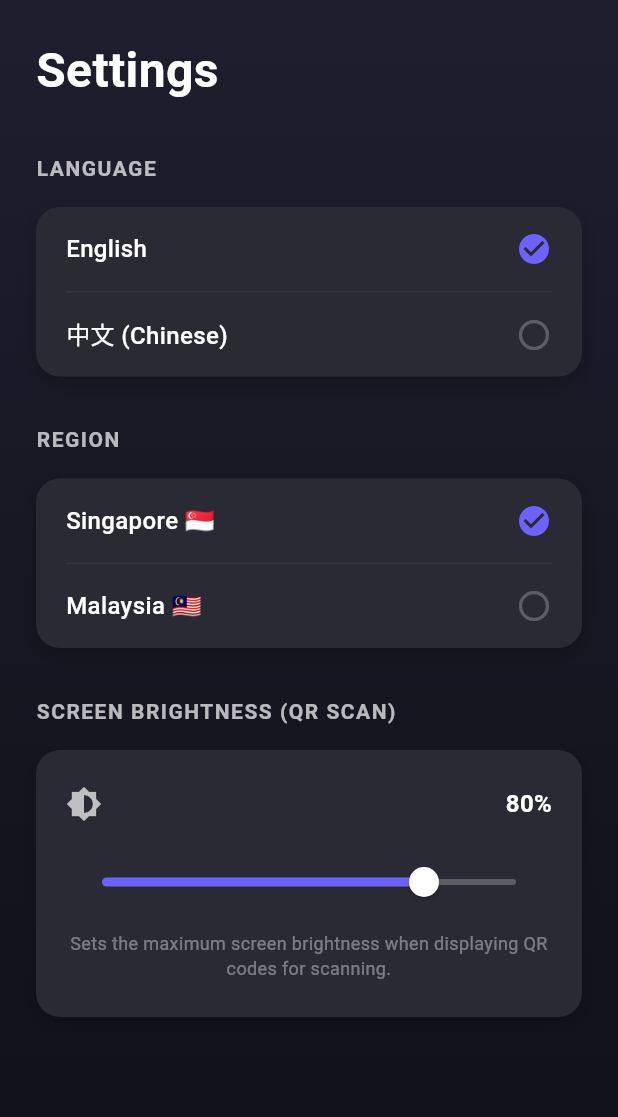
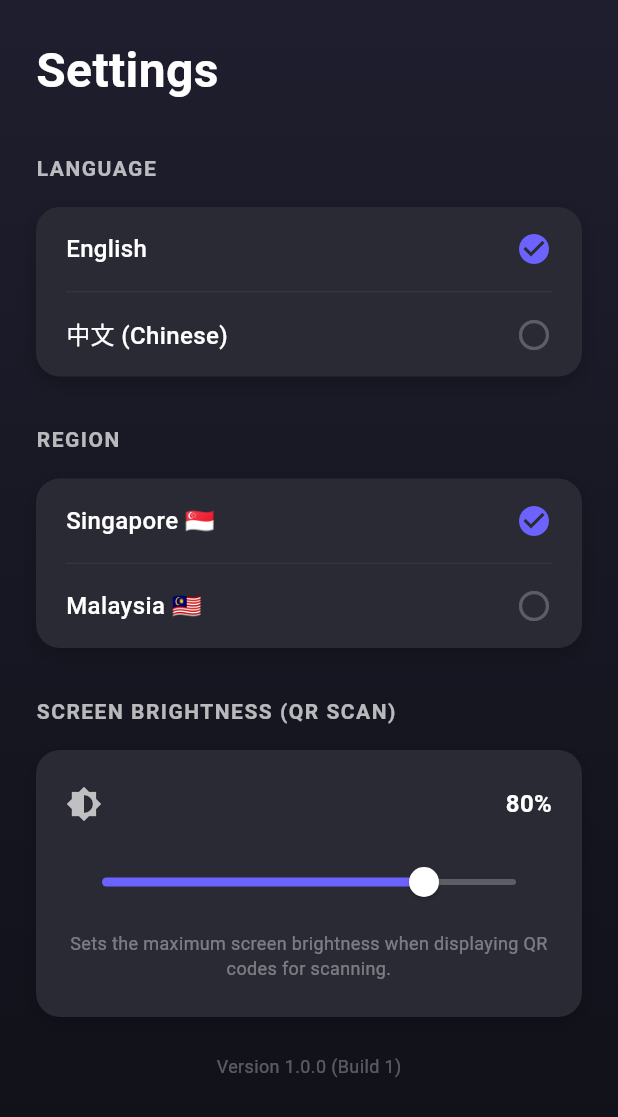
Before and after one commit to pyuan07/meza-helper, a Flutter app: the SettingsScreen screen opened directly, on a phone screen of 412 x 824 dp. Shown: the top 1117 px of the screen. Run offline on Flutter 3.47's test engine with Material 3 defaults, Android fonts, the phone set to English and light mode, and no system bars; our stand-ins replace audioplayers, flutter_riverpod, flutter_svg, google_fonts, hive, hive_flutter and 3 more; missing offline and left inert: dart:js_interop, mobile_scanner, screen_brightness; accounts and stored records are empty.

Commit message:
add version display and update

```diff
--- a/lib/features/settings/settings_screen.dart
+++ b/lib/features/settings/settings_screen.dart
@@ -1,6 +1,7 @@
 import 'package:flutter/material.dart';
 import 'package:flutter_riverpod/flutter_riverpod.dart';
 import 'settings_provider.dart';
+import 'package:package_info_plus/package_info_plus.dart';
 
 class SettingsScreen extends ConsumerWidget {
   const SettingsScreen({super.key});
@@ -145,12 +146,34 @@ class SettingsScreen extends ConsumerWidget {
                       ),
                     ),
                   ),
+                  _buildVersionInfo(),
                 ],
               ),
             ),
           ),
         ),
       ),
+    );
+  }
+
+  Widget _buildVersionInfo() {
+    return FutureBuilder<PackageInfo>(
+      future: PackageInfo.fromPlatform(),
+      builder: (context, snapshot) {
+        if (!snapshot.hasData) return const SizedBox();
+        return Center(
+          child: Padding(
+            padding: const EdgeInsets.only(top: 24.0, bottom: 8.0),
+            child: Text(
+              'Version ${snapshot.data!.version} (Build ${snapshot.data!.buildNumber})',
+              style: const TextStyle(
+                color: Colors.white30,
+                fontSize: 12,
+              ),
+            ),
+          ),
+        );
+      },
     );
   }
 
--- a/pubspec.yaml
+++ b/pubspec.yaml
@@ -32,6 +32,7 @@ dependencies:
   http: ^1.6.0
   audioplayers: ^6.5.1
   google_fonts: ^6.1.0
+  package_info_plus: ^9.0.0
 
 dev_dependencies:
   flutter_test:
```
Also changed, not shown: lib/core/pwa/pwa_update_listener.dart (added, +77 -0 lines), lib/core/pwa/pwa_update_service.dart (added, +48 -0 lines), lib/core/web_update_manager.dart (deleted, +0 -67 lines), lib/main.dart (+3 -6 lines), pubspec.lock, 2 other files.
